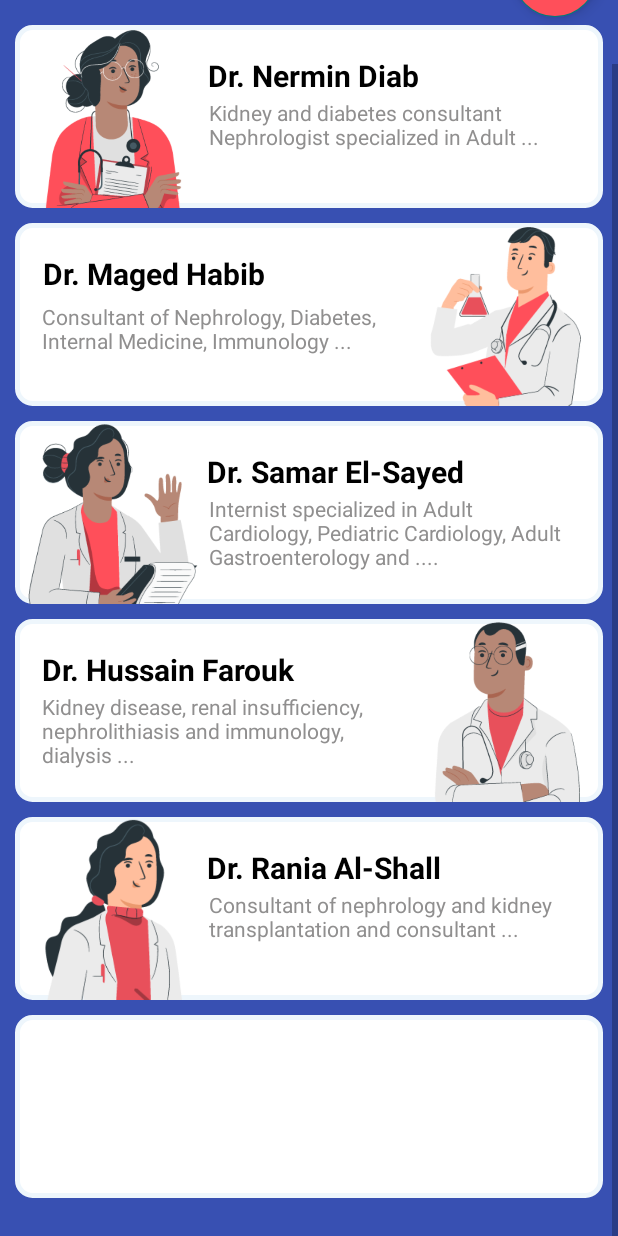
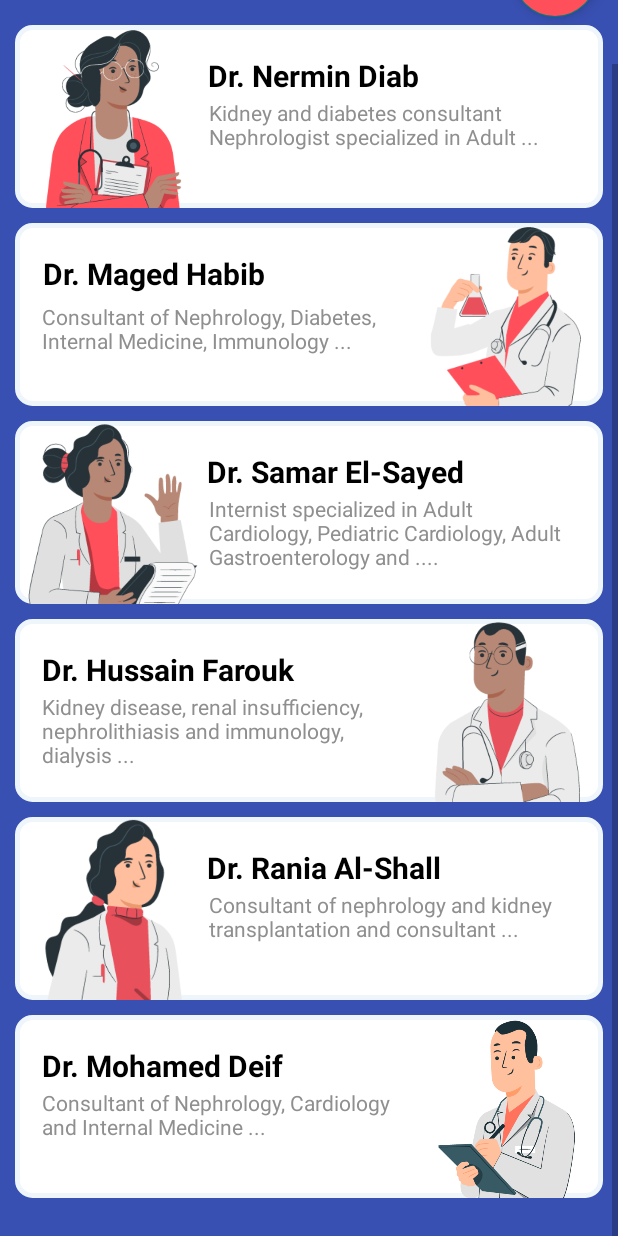
Before and after one commit to emangad99/MedScan, an Android app: the doctors screen opened directly, with no data from a screen before it, scrolled down 44 dp, on a phone screen of 412 x 824 dp. Run offline under Robolectric (Android 15) with nearby library versions, the phone set to English and light mode, and no system bars.

Commit message:
init commit

```diff
--- a/app/src/main/java/com/example/medscan/doctors.java
+++ b/app/src/main/java/com/example/medscan/doctors.java
@@ -15,10 +15,10 @@ import com.google.android.material.floatingactionbutton.FloatingActionButton;
 
 public class doctors extends AppCompatActivity {
 
-    private RelativeLayout mlayout ,mlayout2 ,mlayout3 ,mlayout4 ,mlayout5;
-    private ImageView doc1 , doc2 , doc3 , doc4 , doc5;
-    private TextView namdoc1, namdoc2 ,namdoc3 , namdoc4 ,namdoc5;
-    private TextView desc1, desc2 ,desc3 , desc4 ,desc5;
+    private RelativeLayout mlayout ,mlayout2 ,mlayout3 ,mlayout4 ,mlayout5 , mlayout6;
+    private ImageView doc1 , doc2 , doc3 , doc4 , doc5 , doc6;
+    private TextView namdoc1, namdoc2 ,namdoc3 , namdoc4 ,namdoc5 , namdoc6;
+    private TextView desc1, desc2 ,desc3 , desc4 ,desc5 , desc6;
 
 
     @Override
@@ -33,6 +33,8 @@ public class doctors extends AppCompatActivity {
         mlayout3=(RelativeLayout)findViewById(R.id.relative3);
         mlayout4=(RelativeLayout)findViewById(R.id.relative4);
         mlayout5=(RelativeLayout)findViewById(R.id.relative5);
+        mlayout6=(RelativeLayout)findViewById(R.id.relative6);
+
 
         doc1=(ImageView) findViewById(R.id.doctor1);
         namdoc1=(TextView) findViewById(R.id.name_doc1);
@@ -53,6 +55,10 @@ public class doctors extends AppCompatActivity {
         doc5=(ImageView)findViewById(R.id.doctor5);
         namdoc5=(TextView) findViewById(R.id.nam_doc5);
         desc5=(TextView) findViewById(R.id.des5);
+
+        doc6=(ImageView)findViewById(R.id.doctor6);
+        namdoc6=(TextView) findViewById(R.id.nam_doc6);
+        desc6=(TextView) findViewById(R.id.des6);
 
 
 
@@ -150,6 +156,25 @@ public class doctors extends AppCompatActivity {
             }
         });
 
+        mlayout6.setOnClickListener(new View.OnClickListener() {
+            @Override
+            public void onClick(View v) {
+                Intent shared6 = new Intent(doctors.this,shared_doc6.class);
+
+
+
+                android.util.Pair[] pairs = new android.util.Pair[3];
+                pairs[0]= new android.util.Pair(doc6,"imagetransaction6");
+                pairs[1]= new android.util.Pair(namdoc6,"nametransaction6");
+                pairs[2]= new android.util.Pair(desc6,"desctransaction6");
+
+
+                ActivityOptions options = ActivityOptions.makeSceneTransitionAnimation(doctors.this , pairs);
+                startActivity(shared6, options.toBundle());
+
+            }
+        });
+
 
         button.setOnClickListener(new View.OnClickListener() {
             @Override
--- a/app/src/main/res/layout/activity_doctors.xml
+++ b/app/src/main/res/layout/activity_doctors.xml
@@ -297,6 +297,7 @@ Nephrologist specialized in Adult ..."
         tools:ignore="SpeakableTextPresentCheck" />
 
     <RelativeLayout
+        android:id="@+id/relative6"
         android:layout_width="match_parent"
         android:layout_height="122dp"
         android:layout_below="@+id/relative5"
@@ -306,6 +307,43 @@ Nephrologist specialized in Adult ..."
         android:layout_marginBottom="25dp"
         android:background="@drawable/linear_feedback">
 
+        <ImageView
+            android:id="@+id/doctor6"
+            android:layout_width="128dp"
+            android:layout_height="match_parent"
+            android:layout_alignParentEnd="true"
+            android:layout_marginEnd="0dp"
+            android:transitionName="imagetransaction6"
+            app:srcCompat="@drawable/doc6" />
+
+        <TextView
+            android:id="@+id/nam_doc6"
+            android:layout_width="wrap_content"
+            android:layout_height="wrap_content"
+            android:layout_alignParentStart="true"
+            android:layout_alignParentTop="true"
+            android:layout_marginStart="18dp"
+            android:layout_marginTop="20dp"
+            android:text="Dr. Mohamed Deif"
+            android:textColor="@color/black"
+            android:textSize="20sp"
+            android:textStyle="bold"
+            android:transitionName="nametransaction6" />
+
+        <TextView
+            android:id="@+id/des6"
+            android:layout_width="259dp"
+            android:layout_height="63dp"
+            android:layout_below="@+id/nam_doc6"
+            android:layout_alignParentStart="true"
+            android:layout_marginStart="18dp"
+            android:layout_marginTop="1dp"
+            android:layout_marginEnd="6dp"
+            android:layout_toStartOf="@+id/doctor6"
+            android:text="Consultant of Nephrology, Cardiology and Internal Medicine ..."
+            android:textColor="@color/gray"
+            android:textSize="14sp"
+            android:transitionName="desctransaction6" />
     </RelativeLayout>
 
 </RelativeLayout>
--- a/app/src/main/res/values/strings.xml
+++ b/app/src/main/res/values/strings.xml
@@ -25,7 +25,7 @@
     <string name="textview">Please enter your data </string>
     <string name="welcome">"Welcome . . "</string>
     <string name="MedScan">MEDSCAN</string>
-    <string name="feedback">Write here any suggestions you want to be presented in a more appropriate way, or if you have any comments.\nwe hope we helped you..</string>
+    <string name="feedback">Write here if you have any comments..</string>
 
     <string name="navigation_drawer_open">Open navigation drawer</string>
     <string name="navigation_drawer_close">close navigation drawer</string>
```
Also changed, not shown: app/src/main/AndroidManifest.xml (+16 -13 lines), app/src/main/java/com/example/medscan/shared_doc6.java (added, +14 -0 lines), app/src/main/res/layout/activity_shared_doc6.xml (added, +124 -0 lines), app/src/main/res/layout/activity_welcome.xml (+4 -4 lines), app/src/main/res/drawable-v24/doc6.png (added), app/src/main/res/drawable-v24/photo1.png (deleted), app/src/main/res/drawable-v24/pic6.png (added), app/src/main/res/drawable/photo1.png (added).
